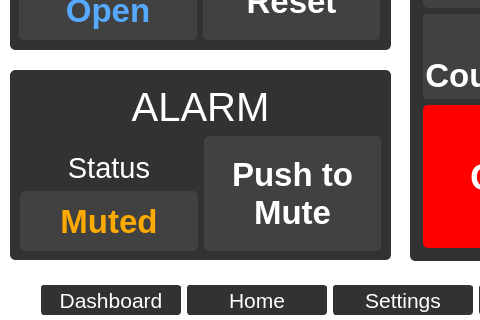
Old version of the form oobe_qt/door_close_window.ui in the repository zyl120/Naloxone_Safety_Kit; both pictures show x 0 to 480 and y 160 to 480 of the 800 by 480 pixel window.
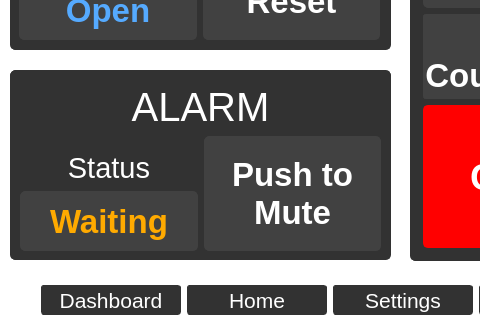
New version of the form. The open tabs and pages were chosen to show the change.

What changed in the file:
```diff
--- a/oobe_qt/door_close_window.ui
+++ b/oobe_qt/door_close_window.ui
@@ -4758,7 +4758,7 @@
                <string notr="true">color: rgb(255, 170, 0);border-radius: 5px;background-color:rgb(65,65,65);border-color:rgb(65,65,65);border-width: 0.5px;border-style: solid;</string>
               </property>
               <property name="text">
-               <string>Muted</string>
+               <string>Waiting</string>
               </property>
               <property name="alignment">
                <set>Qt::AlignCenter</set>
```
Left out of the diff: 2 changed lines with no effect on the pictures.
